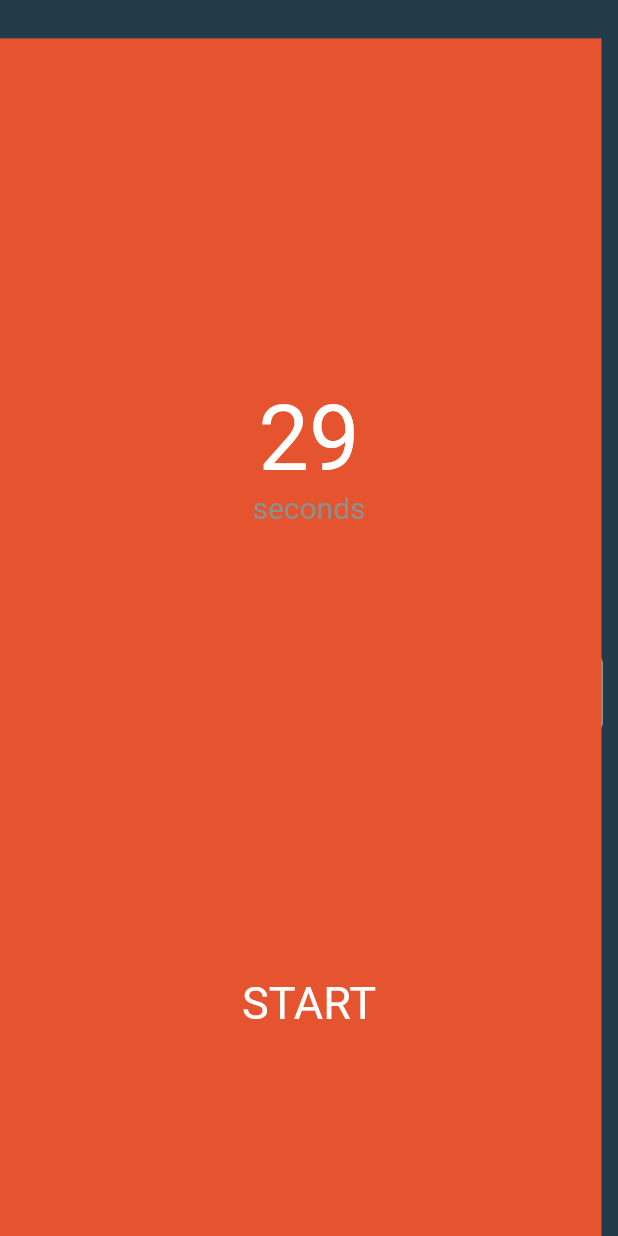
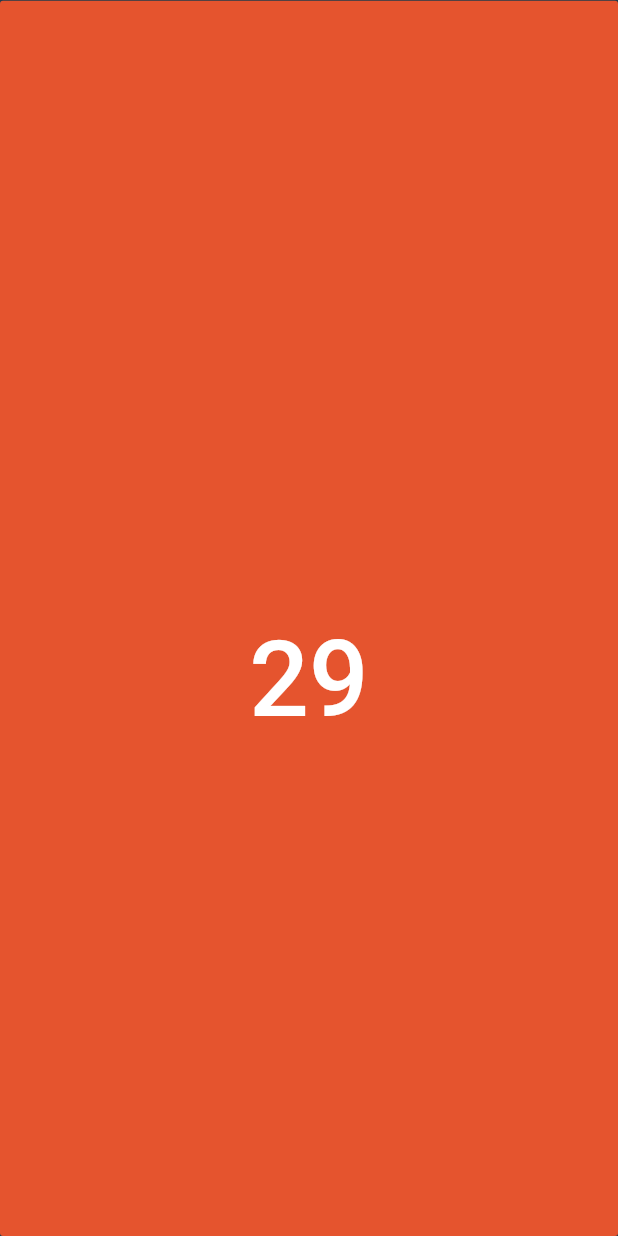
Before and after one commit to daviresio/playing_with_animations, a Flutter app: the screen it shows after launch, after a tap on "START", on a phone screen of 412 x 824 dp. Run offline on Flutter 3.47's test engine with Material 2 defaults, Android fonts, the phone set to English and light mode, and no system bars.

Commit message:
add animation to elements

```diff
--- /dev/null
+++ b/lib/helpers/sciensa_radius.dart
@@ -0,0 +1,3 @@
+class SciensaRadius {
+  static const small = 2.0;
+}
--- a/lib/home/components/circle_button.dart
+++ b/lib/home/components/circle_button.dart
@@ -4,6 +4,8 @@ import 'package:test_sciensa/helpers/sciensa_colors.dart';
 class CircleButton extends StatelessWidget {
   final String title;
   final void Function() onPressed;
+
+  static const size = 150.0;
 
   const CircleButton({Key? key, required this.title, required this.onPressed})
       : super(key: key);
@@ -13,8 +15,8 @@ class CircleButton extends StatelessWidget {
     return InkWell(
       onTap: onPressed,
       child: Container(
-        width: 150,
-        height: 150,
+        width: size,
+        height: size,
         alignment: Alignment.center,
         decoration: BoxDecoration(
           color: SciensaColors.red,
--- a/lib/home/components/tick.dart
+++ b/lib/home/components/tick.dart
@@ -1,10 +1,11 @@
 import 'package:flutter/material.dart';
 import 'package:test_sciensa/helpers/sciensa_colors.dart';
+import 'package:test_sciensa/helpers/sciensa_radius.dart';
 
 class Tick extends StatefulWidget {
   const Tick({Key? key}) : super(key: key);
 
-  static const tickSize = Size(10, 50);
+  static const tickSize = Size(8, 30);
 
   @override
   State<Tick> createState() => _TickState();
@@ -17,10 +18,10 @@ class _TickState extends State<Tick> {
       child: Container(
         width: Tick.tickSize.width,
         height: Tick.tickSize.height,
-        margin: const EdgeInsets.symmetric(horizontal: 10),
+        margin: const EdgeInsets.symmetric(horizontal: 16),
         decoration: BoxDecoration(
           color: SciensaColors.gray1,
-          borderRadius: BorderRadius.circular(5.0),
+          borderRadius: BorderRadius.circular(SciensaRadius.small),
         ),
       ),
     );
--- a/lib/home/home_page.dart
+++ b/lib/home/home_page.dart
@@ -1,7 +1,9 @@
 import 'dart:async';
 
 import 'package:flutter/material.dart';
+import 'package:test_sciensa/helpers/math_helper.dart';
 import 'package:test_sciensa/helpers/sciensa_colors.dart';
+import 'package:test_sciensa/helpers/sciensa_radius.dart';
 import 'package:test_sciensa/home/components/circle_button.dart';
 import 'package:test_sciensa/home/components/tick.dart';
 
@@ -18,10 +20,11 @@ class _HomePageState extends State<HomePage> with TickerProviderStateMixin {
   Timer? _timer;
 
   late final AnimationController _animationCronController;
-  late final AnimationController _animationEnterPageController;
-  Animation<Size>? _scaleAnimation;
-  Animation<Size>? _translateAnimation;
-  Animation<double>? _translateElementsAnimation;
+  late final AnimationController _animationElementsController;
+  Animation<Size>? _scaleBackgroundAnimation;
+  Animation<Size>? _translateBackgroundAnimation;
+  Animation<double>? _translateTicksAnimation;
+  Animation<double>? _translateTextAnimation;
 
   final secondDuration = 1 / 31;
 
@@ -32,17 +35,30 @@ class _HomePageState extends State<HomePage> with TickerProviderStateMixin {
     _animationCronController =
         AnimationController(vsync: this, duration: const Duration(seconds: 31));
 
-    _animationEnterPageController =
-        AnimationController(vsync: this, duration: const Duration(seconds: 3));
+    _animationCronController.addListener(() {
+      if (_animationCronController.status == AnimationStatus.completed) {
+        _animationCronController.reset();
+        _animationElementsController.forward();
+      }
+    });
+
+    _animationElementsController =
+        AnimationController(vsync: this, duration: const Duration(seconds: 1));
 
     WidgetsBinding.instance?.addPostFrameCallback((_) {
-      _translateElementsAnimation = Tween(
+      _translateTicksAnimation = Tween(
         begin: MediaQuery.of(context).size.width / 2,
         end: 0.0,
       ).animate(CurvedAnimation(
-          parent: _animationEnterPageController, curve: Curves.easeIn));
+          parent: _animationElementsController, curve: Curves.easeIn));
 
-      _animationEnterPageController.forward();
+      _translateTextAnimation = Tween(
+        begin: 0.0,
+        end: 130.0,
+      ).animate(CurvedAnimation(
+          parent: _animationElementsController, curve: Curves.easeIn));
+
+      _animationElementsController.forward();
     });
   }
 
@@ -53,19 +69,11 @@ class _HomePageState extends State<HomePage> with TickerProviderStateMixin {
   }
 
   void _startCron(Size screenSize) {
-    // _scaleAnimation = Tween(
-    //   begin: Size(Tick.tickSize.width, Tick.tickSize.height),
-    //   end: screenSize,
-    // ).animate(CurvedAnimation(
-    //   parent: _animationCronController,
-    //   curve: Interval(0, secondDuration),
-    // ));
-
     final fraction = screenSize.height / 30;
     var _lastHeight = screenSize.height;
     var _lastTranslated = screenSize.height;
 
-    _scaleAnimation = TweenSequence(<TweenSequenceItem<Size>>[
+    _scaleBackgroundAnimation = TweenSequence(<TweenSequenceItem<Size>>[
       TweenSequenceItem(
         tween: Tween(
           begin: Size(Tick.tickSize.width, Tick.tickSize.height),
@@ -87,7 +95,7 @@ class _HomePageState extends State<HomePage> with TickerProviderStateMixin {
       }),
     ]).animate(_animationCronController);
 
-    _translateAnimation = TweenSequence(<TweenSequenceItem<Size>>[
+    _translateBackgroundAnimation = TweenSequence(<TweenSequenceItem<Size>>[
       TweenSequenceItem(
         tween: Tween(
           begin: const Size(0, 0),
@@ -108,15 +116,9 @@ class _HomePageState extends State<HomePage> with TickerProviderStateMixin {
       }),
     ]).animate(_animationCronController);
 
-    // _translateAnimation = Tween(
-    //   begin: const Size(0, 0),
-    //   end: screenSize,
-    // ).animate(CurvedAnimation(
-    //   parent: _animationCronController,
-    //   curve: Interval(0, secondDuration),
-    // ));
+    _animationElementsController.reverse();
+    _animationCronController.forward();
 
-    _animationCronController.forward();
     setState(() {
       _currentSeconds = _defaultSeconds;
       _timer = Timer.periodic(const Duration(seconds: 1), (_) {
@@ -132,7 +134,7 @@ class _HomePageState extends State<HomePage> with TickerProviderStateMixin {
   @override
   Widget build(BuildContext context) {
     final size = MediaQuery.of(context).size;
-    final middleY = size.height / 2 + Tick.tickSize.height / 2;
+    final middleY = size.height / 2;
 
     return Material(
       child: Container(
@@ -140,14 +142,13 @@ class _HomePageState extends State<HomePage> with TickerProviderStateMixin {
         child: Stack(
           children: [
             AnimatedBuilder(
-                animation: _animationCronController,
+                animation: _animationElementsController,
                 builder: (_, __) {
                   return Positioned(
-                    left: -(_translateElementsAnimation?.value ?? 0),
-                    top: middleY,
+                    left: -(_translateTicksAnimation?.value ?? 0),
+                    top: middleY + Tick.tickSize.height / 2,
                     child: Row(
                       children: const [
-                        Tick(),
                         Tick(),
                         Tick(),
                         Tick(),
@@ -157,16 +158,14 @@ class _HomePageState extends State<HomePage> with TickerProviderStateMixin {
                     ),
                   );
                 }),
-
             AnimatedBuilder(
-              animation: _animationCronController,
+              animation: _animationElementsController,
               builder: (_, __) {
                 return Positioned(
-                  right: -(_translateElementsAnimation?.value ?? 0),
-                  top: middleY,
+                  right: -(_translateTicksAnimation?.value ?? 0),
+                  top: middleY + Tick.tickSize.height / 2,
                   child: Row(
                     children: const [
-                      Tick(),
                       Tick(),
                       Tick(),
                       Tick(),
@@ -177,55 +176,98 @@ class _HomePageState extends State<HomePage> with TickerProviderStateMixin {
                 );
               },
             ),
-
-            IgnorePointer(
-              ignoring: true,
-              child: AnimatedBuilder(
-                  animation: _animationCronController,
+            AnimatedBuilder(
+              animation: _animationElementsController,
               builder: (_, __) {
-                    return Transform.translate(
-                      offset: Offset(
-                          195 - (_translateAnimation?.value.width ?? 0) / 2,
-                          middleY -
-                              (_translateAnimation?.value.height ?? 0) / 2),
-                      child: Container(
-                        color: SciensaColors.red,
-                        width:
-                            _scaleAnimation?.value.width ?? Tick.tickSize.width,
-                        height: _scaleAnimation?.value.height ??
-                            Tick.tickSize.height,
+                return Positioned(
+                  left: size.width / 2 - CircleButton.size / 2,
+                  bottom: MathHelper.remap(_animationElementsController.value,
+                      0, 1, -CircleButton.size, 80),
+                  child: CircleButton(
+                    title: 'START',
+                    onPressed: () => _startCron(size),
                   ),
                 );
-                  }),
+              },
             ),
-            Container(
+            AnimatedBuilder(
+              animation: Listenable.merge(
+                  [_animationCronController, _animationElementsController]),
+              builder: (_, __) {
+                return Positioned(
+                  left: 0,
+                  top: MathHelper.remap(
+                    _animationCronController.status == AnimationStatus.forward
+                        ? 1
+                        : _animationElementsController.value,
+                    0,
+                    1,
+                    middleY,
+                    0,
+                  ),
+                  child: IgnorePointer(
+                    child: Transform.translate(
+                      offset: Offset(
+                          size.width / 2 -
+                              (_translateBackgroundAnimation?.value.width ??
+                                      0) /
+                                  2,
+                          middleY -
+                              (_translateBackgroundAnimation?.value.height ??
+                                      0) /
+                                  2),
+                      child: Container(
+                        width: _scaleBackgroundAnimation?.value.width ??
+                            Tick.tickSize.width,
+                        height: _scaleBackgroundAnimation?.value.height ??
+                            Tick.tickSize.height * 1.5,
+                        decoration: BoxDecoration(
+                          color: SciensaColors.red,
+                          borderRadius:
+                              BorderRadius.circular(SciensaRadius.small),
+                        ),
+                      ),
+                    ),
+                  ),
+                );
+              },
+            ),
+            AnimatedBuilder(
+              animation: _animationElementsController,
+              builder: (_, __) {
+                return Positioned(
+                  left: 0,
+                  top: middleY - (_translateTextAnimation?.value ?? 0),
+                  child: SizedBox(
                     width: size.width,
-              margin: EdgeInsets.only(top: middleY - 180),
                     child: Column(
                       crossAxisAlignment: CrossAxisAlignment.center,
                       children: [
                         Text(
                           _currentSeconds.toString(),
                           style: const TextStyle(
-                        color: SciensaColors.white, fontSize: 60),
+                            color: SciensaColors.white,
+                            fontSize: 70,
+                            fontWeight: FontWeight.w500,
                           ),
-                  const Text('seconds',
-                      style:
-                          TextStyle(color: SciensaColors.gray2, fontSize: 20))
+                        ),
+                        Opacity(
+                          opacity: (_animationElementsController.value * 10)
+                              .clamp(0, 1),
+                          child: const Text(
+                            'seconds',
+                            style: TextStyle(
+                              color: SciensaColors.gray2,
+                              fontSize: 20,
+                            ),
+                          ),
+                        ),
                       ],
                     ),
                   ),
-            Align(
-              alignment: Alignment.bottomCenter,
-              child: Padding(
-                padding: const EdgeInsets.only(bottom: 80),
-                child: CircleButton(
-                  title: 'START',
-                  onPressed: () => _startCron(size),
+                );
+              },
             ),
-              ),
-            ),
-            // AnimatedTick(animation: _animation),
           ],
         ),
       ),
```
Lines whose indentation alone changed are shown as unchanged.
